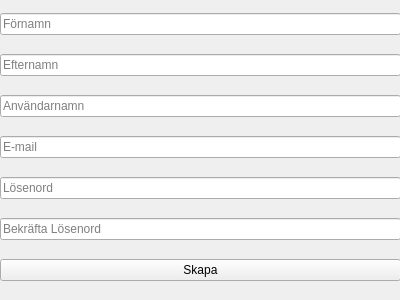
marcusgostasson/smartshop, file code/viewer/UI/create_user.ui: the form before one commit.
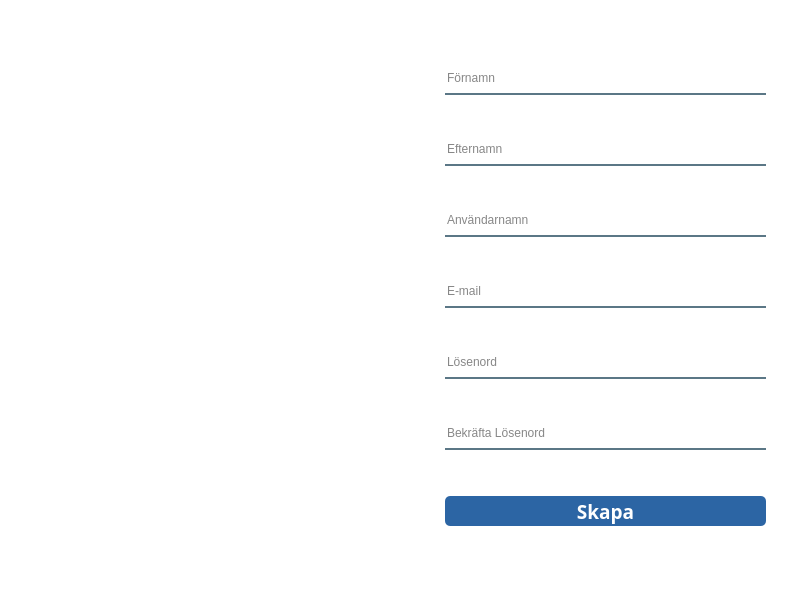
The form after the commit. Icons and pictures are not drawn.

Commit message: Changed design in login, create_user and start_window

Patch:
```diff
--- a/code/viewer/UI/create_user.ui
+++ b/code/viewer/UI/create_user.ui
@@ -6,25 +6,47 @@
    <rect>
     <x>0</x>
     <y>0</y>
-    <width>400</width>
-    <height>300</height>
+    <width>800</width>
+    <height>600</height>
    </rect>
   </property>
   <property name="windowTitle">
    <string>Form</string>
   </property>
+  <property name="styleSheet">
+   <string notr="true">background-color: rgb(255, 255, 255);</string>
+  </property>
   <widget class="QWidget" name="Create">
    <property name="geometry">
     <rect>
-     <x>0</x>
+     <x>410</x>
      <y>0</y>
-     <width>401</width>
-     <height>301</height>
+     <width>391</width>
+     <height>601</height>
     </rect>
    </property>
    <layout class="QGridLayout" name="gridLayout">
+    <property name="leftMargin">
+     <number>35</number>
+    </property>
+    <property name="topMargin">
+     <number>30</number>
+    </property>
+    <property name="rightMargin">
+     <number>35</number>
+    </property>
+    <property name="bottomMargin">
+     <number>30</number>
+    </property>
     <item row="0" column="0">
      <widget class="QLineEdit" name="first_name">
+      <property name="styleSheet">
+       <string notr="true">background-color:rgba(0, 0, 0, 0);
+border:none;
+border-bottom:2px solid rgba(46, 82, 101, 200);
+color:rgba(0, 0, 0, 240);
+padding-bottom:7px;</string>
+      </property>
       <property name="text">
        <string/>
       </property>
@@ -35,6 +57,13 @@
     </item>
     <item row="1" column="0">
      <widget class="QLineEdit" name="last_name">
+      <property name="styleSheet">
+       <string notr="true">background-color:rgba(0, 0, 0, 0);
+border:none;
+border-bottom:2px solid rgba(46, 82, 101, 200);
+color:rgba(0, 0, 0, 240);
+padding-bottom:7px;</string>
+      </property>
       <property name="placeholderText">
        <string>Efternamn</string>
       </property>
@@ -42,6 +71,13 @@
     </item>
     <item row="2" column="0">
      <widget class="QLineEdit" name="username">
+      <property name="styleSheet">
+       <string notr="true">background-color:rgba(0, 0, 0, 0);
+border:none;
+border-bottom:2px solid rgba(46, 82, 101, 200);
+color:rgba(0, 0, 0, 240);
+padding-bottom:7px;</string>
+      </property>
       <property name="placeholderText">
        <string>Användarnamn</string>
       </property>
@@ -49,6 +85,13 @@
     </item>
     <item row="3" column="0">
      <widget class="QLineEdit" name="email">
+      <property name="styleSheet">
+       <string notr="true">background-color:rgba(0, 0, 0, 0);
+border:none;
+border-bottom:2px solid rgba(46, 82, 101, 200);
+color:rgba(0, 0, 0, 240);
+padding-bottom:7px;</string>
+      </property>
       <property name="placeholderText">
        <string>E-mail</string>
       </property>
@@ -56,6 +99,13 @@
     </item>
     <item row="6" column="0">
      <widget class="QLineEdit" name="password_user">
+      <property name="styleSheet">
+       <string notr="true">background-color:rgba(0, 0, 0, 0);
+border:none;
+border-bottom:2px solid rgba(46, 82, 101, 200);
+color:rgba(0, 0, 0, 240);
+padding-bottom:7px;</string>
+      </property>
       <property name="text">
        <string/>
       </property>
@@ -66,6 +116,13 @@
     </item>
     <item row="7" column="0">
      <widget class="QLineEdit" name="confirm_password">
+      <property name="styleSheet">
+       <string notr="true">background-color:rgba(0, 0, 0, 0);
+border:none;
+border-bottom:2px solid rgba(46, 82, 101, 200);
+color:rgba(0, 0, 0, 240);
+padding-bottom:7px;</string>
+      </property>
       <property name="placeholderText">
        <string>Bekräfta Lösenord</string>
       </property>
@@ -73,6 +130,19 @@
     </item>
     <item row="8" column="0">
      <widget class="QPushButton" name="create">
+      <property name="font">
+       <font>
+        <family>Arial Black</family>
+        <pointsize>14</pointsize>
+        <bold>true</bold>
+       </font>
+      </property>
+      <property name="styleSheet">
+       <string notr="true">background-color: rgb(44, 101, 164);
+border-radius: 5px;
+color: rgb(255, 255, 255);
+height: 30px;</string>
+      </property>
       <property name="text">
        <string>Skapa</string>
       </property>
@@ -80,6 +150,25 @@
     </item>
    </layout>
   </widget>
+  <widget class="QLabel" name="logo">
+   <property name="geometry">
+    <rect>
+     <x>10</x>
+     <y>70</y>
+     <width>400</width>
+     <height>420</height>
+    </rect>
+   </property>
+   <property name="text">
+    <string/>
+   </property>
+   <property name="pixmap">
+    <pixmap>../../../../../Bilder/Skärmavbild 2024-05-02 kl. 00.15.18.png</pixmap>
+   </property>
+   <property name="scaledContents">
+    <bool>true</bool>
+   </property>
+  </widget>
  </widget>
  <resources/>
  <connections/>
```
The commit also changes 15 other files.
